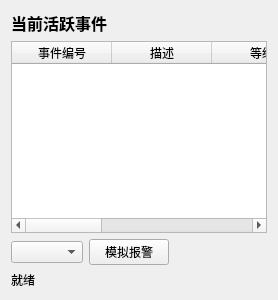
The window that frontend/event_list_widget.ui (ff-fishcodes/EventMgr) describes before a commit, drawn with Qt 5.
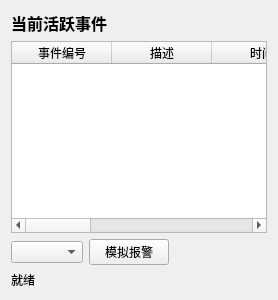
The same window after the commit.

Commit message: 事件列表新增时间列 — 显示事件产生的具体时间

Diff of the .ui file:
```diff
--- a/frontend/event_list_widget.ui
+++ b/frontend/event_list_widget.ui
@@ -34,6 +34,11 @@
        <string>描述</string>
       </property>
      </column>
+     <column>
+      <property name="text">
+       <string>时间</string>
+      </property>
+     </column>
      <column>
       <property name="text">
        <string>等级</string>
```
The commit also changes 1 other file.
